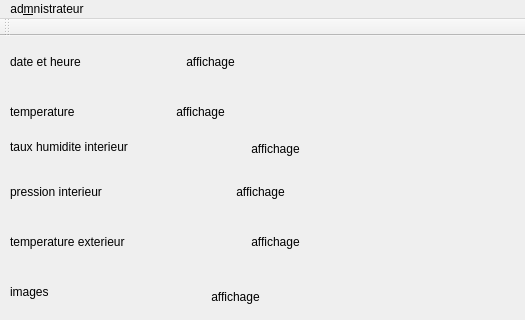
Qt form mainwindow.ui (laetitia2401/akka) before a commit; both pictures show x 0 to 525 and y 0 to 320 of the 707 by 784 pixel window.
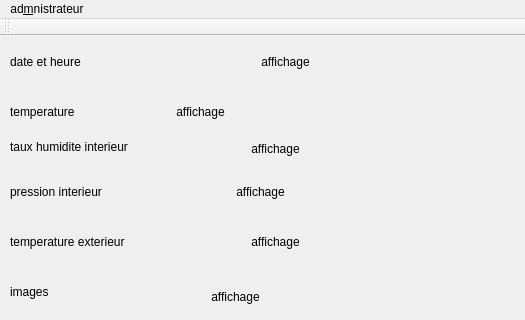
The same form after that commit.

Diff of the .ui file:
```diff
--- a/mainwindow.ui
+++ b/mainwindow.ui
@@ -178,7 +178,7 @@
      <rect>
       <x>140</x>
       <y>10</y>
-      <width>141</width>
+      <width>291</width>
       <height>31</height>
      </rect>
     </property>
```
Left out of the diff: 2 changed lines with no effect on the pictures.
